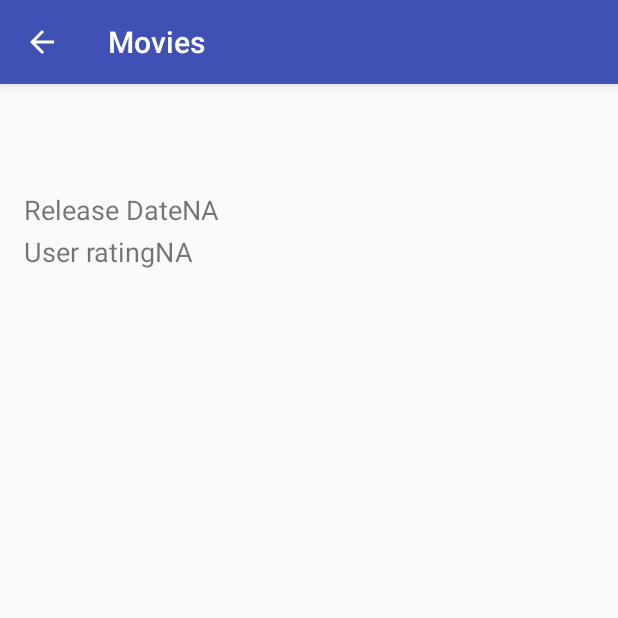
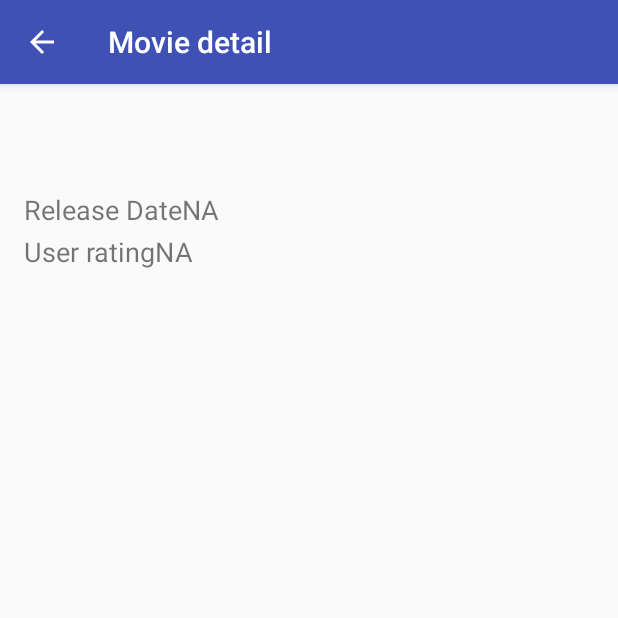
Before and after one commit to EffectiveProgramming-Forks/JBPopularMovies, an Android app: the MovieDetailActivity screen opened directly, with no data from a screen before it, on a phone screen of 412 x 824 dp, the top half of it. Run offline under Robolectric (Android 15) with nearby library versions, the phone set to English and light mode, and no system bars; our stand-ins replace Picasso; pictures from the network do not load; 5 statements that could not run were skipped.

```diff
--- a/app/src/main/java/com/breunig/jeff/project1/activities/MovieDetailActivity.java
+++ b/app/src/main/java/com/breunig/jeff/project1/activities/MovieDetailActivity.java
@@ -23,6 +23,8 @@ public class MovieDetailActivity extends AppCompatActivity {
     @Override
     protected void onCreate(Bundle savedInstanceState) {
         super.onCreate(savedInstanceState);
+        setTitle(getString(R.string.movie_detail));
+
         setContentView(R.layout.activity_movie_detail);
 
         mMovie = (Movie) getIntent().getSerializableExtra("MOVIE");
--- a/app/src/main/java/com/breunig/jeff/project1/activities/MovieListActivity.java
+++ b/app/src/main/java/com/breunig/jeff/project1/activities/MovieListActivity.java
@@ -79,7 +79,7 @@ public class MovieListActivity extends AppCompatActivity implements MovieListAda
 
     private void loadMovieData() {
         showMoviesView();
-        new com.breunig.jeff.project1.activities.MovieListActivity.FetchMovieTask().execute();
+        new MovieListActivity.FetchMovieTask().execute();
     }
 
     @Override
--- a/app/src/main/java/com/breunig/jeff/project1/utilities/MovieJsonUtils.java
+++ b/app/src/main/java/com/breunig/jeff/project1/utilities/MovieJsonUtils.java
@@ -22,7 +22,7 @@ public final class MovieJsonUtils {
     public static Movie[] getMoviesFromJson(Context context, String jsonStr)
             throws JSONException {
 
-        Movie[] movies = null;
+        Movie[] movies;
 
         JSONObject moviesJson = new JSONObject(jsonStr);
 
@@ -33,10 +33,8 @@ public final class MovieJsonUtils {
                 case HttpURLConnection.HTTP_OK:
                     break;
                 case HttpURLConnection.HTTP_NOT_FOUND:
-                    /* Location invalid */
                     return null;
                 default:
-                    /* Server probably down */
                     return null;
             }
         }
@@ -45,8 +43,6 @@ public final class MovieJsonUtils {
         movies = new Movie[moviesJsonArray.length()];
 
         for (int i = 0; i < moviesJsonArray.length(); i++) {
-            String date;
-            String highAndLow;
             JSONObject movieJsonObject = moviesJsonArray.getJSONObject(i);
             Movie movie = new Movie(movieJsonObject);
             movies[i] = movie;
--- a/app/src/main/java/com/breunig/jeff/project1/utilities/NetworkUtils.java
+++ b/app/src/main/java/com/breunig/jeff/project1/utilities/NetworkUtils.java
@@ -54,7 +54,7 @@ public final class NetworkUtils {
             e.printStackTrace();
         }
 
-        Log.v(TAG, "Built URI " + url);
+        Log.v(TAG, "Movie list url " + url);
 
         return url;
     }
--- a/app/src/main/res/values/strings.xml
+++ b/app/src/main/res/values/strings.xml
@@ -1,6 +1,7 @@
 <resources>
     <string name="app_name">Movies</string>
     <string name="movies">movies</string>
+    <string name="movie_detail">Movie detail</string>
     <string name="error_message">
         An error has occurred. Please try again by clicking REFRESH
     </string>
```
